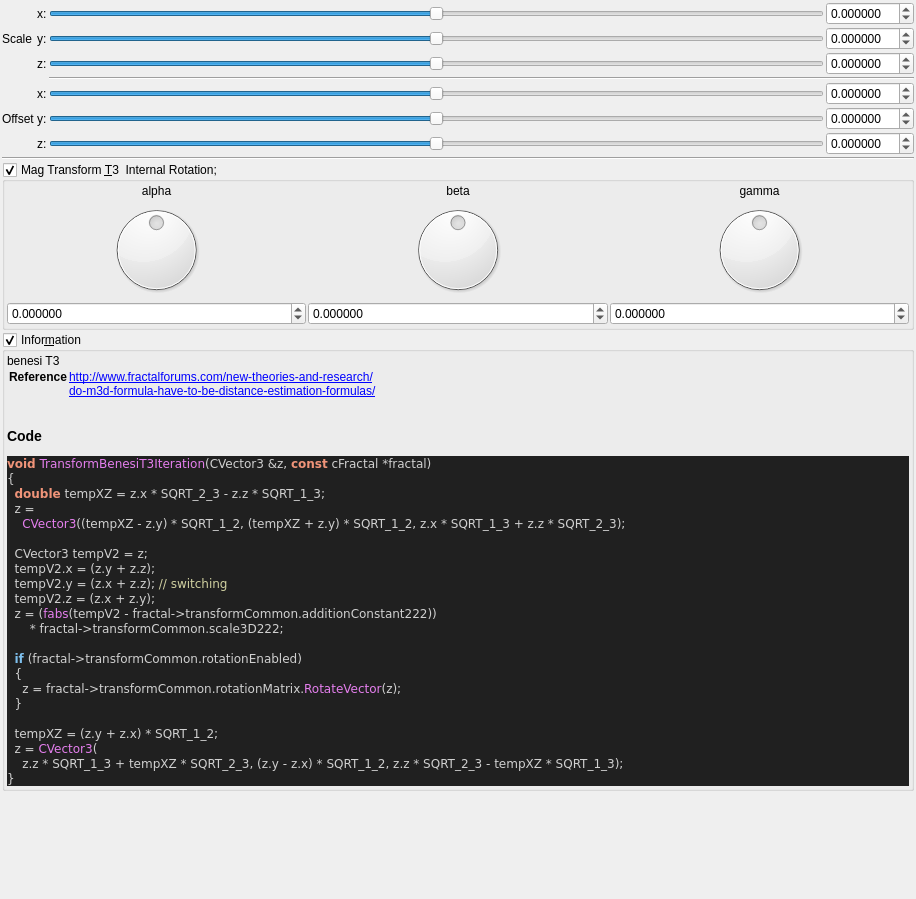
First picture: the form in mandelbulber2/qt_data/fractal_transf_benesi_T3.ui, repository buddhi1980/mandelbulber2, before the edit.
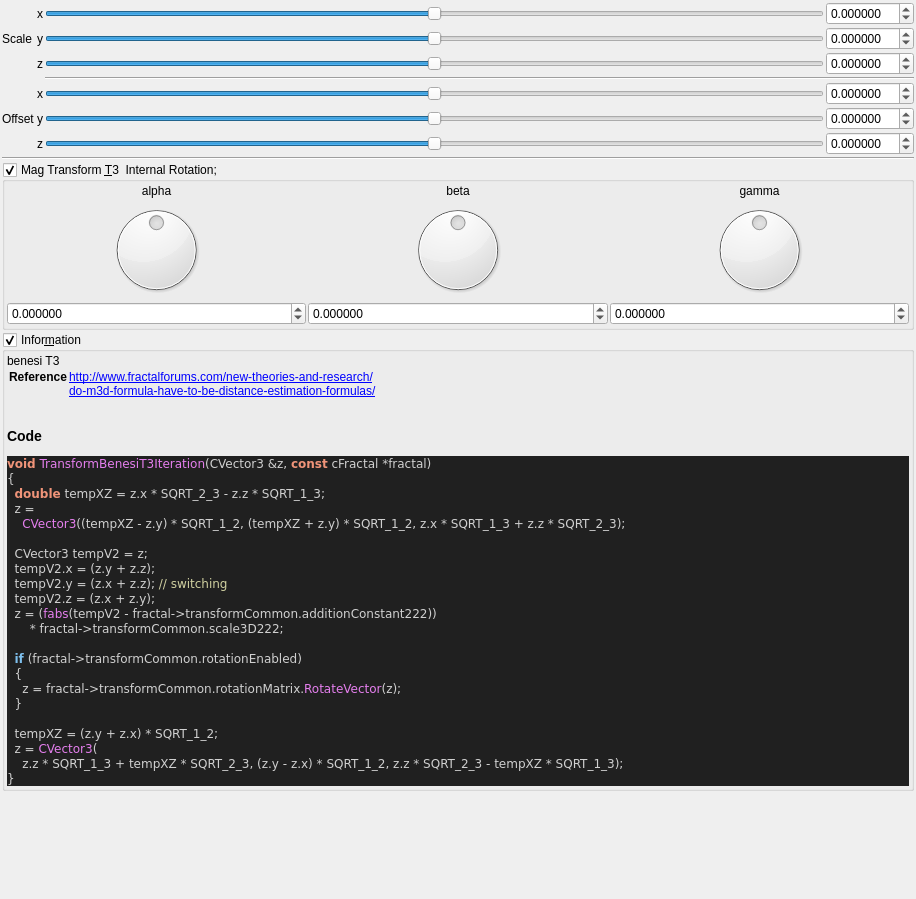
Second picture: the form after the edit. Custom widgets are drawn as their Qt base class.

The edit to the form file:
```diff
--- a/mandelbulber2/qt_data/fractal_transf_benesi_T3.ui
+++ b/mandelbulber2/qt_data/fractal_transf_benesi_T3.ui
@@ -81,7 +81,7 @@
      <item row="4" column="2">
       <widget class="QLabel" name="label_254">
        <property name="text">
-        <string>x:</string>
+        <string notr="true">x</string>
        </property>
       </widget>
      </item>
@@ -208,14 +208,14 @@
      <item row="6" column="2">
       <widget class="QLabel" name="label_261">
        <property name="text">
-        <string>z:</string>
+        <string notr="true">z</string>
        </property>
       </widget>
      </item>
      <item row="1" column="2">
       <widget class="QLabel" name="label_256">
        <property name="text">
-        <string>y:</string>
+        <string notr="true">y</string>
        </property>
       </widget>
      </item>
@@ -272,14 +272,14 @@
      <item row="2" column="2">
       <widget class="QLabel" name="label_260">
        <property name="text">
-        <string>z:</string>
+        <string notr="true">z</string>
        </property>
       </widget>
      </item>
      <item row="0" column="2">
       <widget class="QLabel" name="label_252">
        <property name="text">
-        <string>x:</string>
+        <string notr="true">x</string>
        </property>
       </widget>
      </item>
@@ -308,7 +308,7 @@
      <item row="5" column="2">
       <widget class="QLabel" name="label_259">
        <property name="text">
-        <string>y:</string>
+        <string notr="true">y</string>
        </property>
       </widget>
      </item>
```
Left out of the diff: 6 changed lines with no effect on the pictures.
